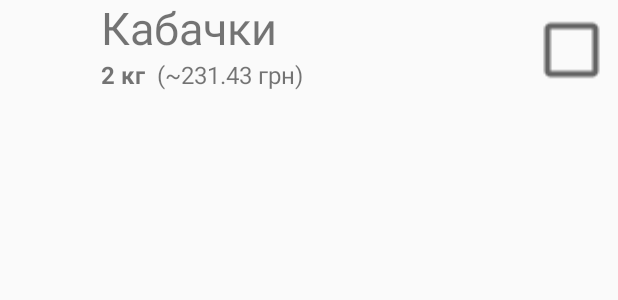
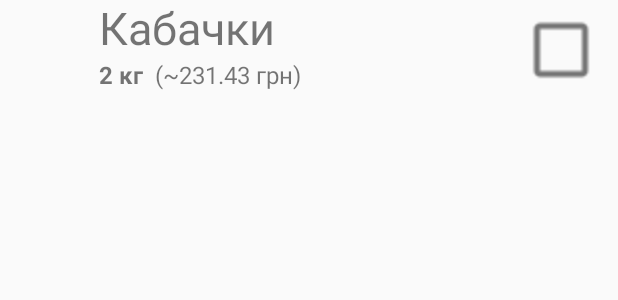
Before and after one commit to takeoffmymonkey/dev_Groceries2, an Android app: the layout item_list.xml on its own in the app's theme, with its tools: preview values and no code run, on a phone screen of 412 x 824 dp. Shown: the top 300 px of the screen. Run offline under Robolectric (Android 15) with nearby library versions, the light colour scheme and no system bars.

Commit message:
list item view

```diff
--- a/app/src/main/res/layout/item_list.xml
+++ b/app/src/main/res/layout/item_list.xml
@@ -4,7 +4,9 @@
 
     android:layout_width="match_parent"
     android:layout_height="wrap_content"
+    xmlns:app="http://schemas.android.com/apk/res-auto"
     android:orientation="horizontal">
+
 
     <ImageView
         android:id="@+id/list_item_image"
@@ -12,16 +14,16 @@
         android:layout_height="50dp"
         android:layout_gravity="center"
         android:layout_margin="4dp"
-        android:layout_weight="1"
+
         android:scaleType="fitXY" />
 
 
     <LinearLayout
-        android:layout_width="wrap_content"
+        android:layout_width="0dp"
         android:layout_height="wrap_content"
         android:layout_gravity="center"
         android:layout_marginBottom="4dp"
-        android:layout_weight="100"
+        android:layout_weight="7"
         android:orientation="vertical">
 
 
@@ -60,14 +62,16 @@
 
     </LinearLayout>
 
-    <CheckBox
-        android:layout_width="wrap_content"
+    <android.support.v7.widget.AppCompatCheckBox
+        android:layout_width="0dp"
         android:layout_height="wrap_content"
         android:layout_gravity="center"
         android:layout_marginRight="4dp"
-        android:layout_weight="4"
+        app:buttonTint="@color/colorSecondaryText"
         android:scaleX="2"
-        android:scaleY="2" />
+        android:scaleY="2"
+        android:layout_weight="1"
+ />
 
 
 </LinearLayout>
```
